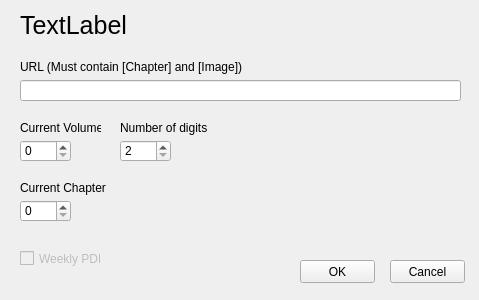
Above: src/setting.ui from BadamBoum/GestionScans before the change. Below: the same form after it.
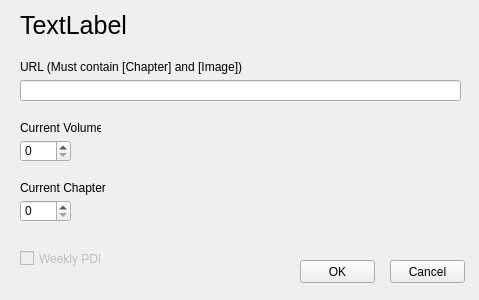
That is the form after the change.

Patch:
```diff
--- a/src/setting.ui
+++ b/src/setting.ui
@@ -147,35 +147,6 @@
     <string>Weekly PDF</string>
    </property>
   </widget>
-  <widget class="QLabel" name="Digit">
-   <property name="geometry">
-    <rect>
-     <x>120</x>
-     <y>120</y>
-     <width>111</width>
-     <height>16</height>
-    </rect>
-   </property>
-   <property name="text">
-    <string>Number of digits</string>
-   </property>
-  </widget>
-  <widget class="QSpinBox" name="DigitValue">
-   <property name="geometry">
-    <rect>
-     <x>120</x>
-     <y>140</y>
-     <width>51</width>
-     <height>22</height>
-    </rect>
-   </property>
-   <property name="minimum">
-    <number>2</number>
-   </property>
-   <property name="maximum">
-    <number>4</number>
-   </property>
-  </widget>
  </widget>
  <resources/>
  <connections/>
```
